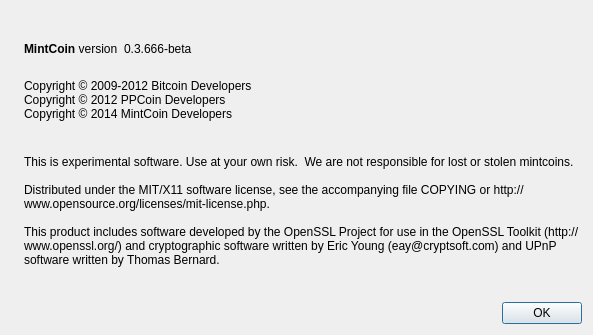
Old version of the form src/qt/forms/aboutdialog.ui in the repository MintcoinCommunity/Mintcoin-Desktop-Wallet.
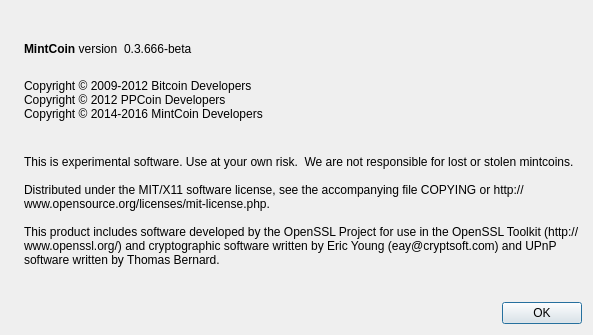
New version of the form. Icons and pictures are not drawn.

Commit message: Update copyright year in about dialog

```diff
--- a/src/qt/forms/aboutdialog.ui
+++ b/src/qt/forms/aboutdialog.ui
@@ -94,7 +94,7 @@
         <string>
 Copyright © 2009-2012 Bitcoin Developers
 Copyright © 2012 PPCoin Developers
-Copyright © 2014 MintCoin Developers
+Copyright © 2014-2016 MintCoin Developers
 </string>
        </property>
        <property name="textInteractionFlags">
```
